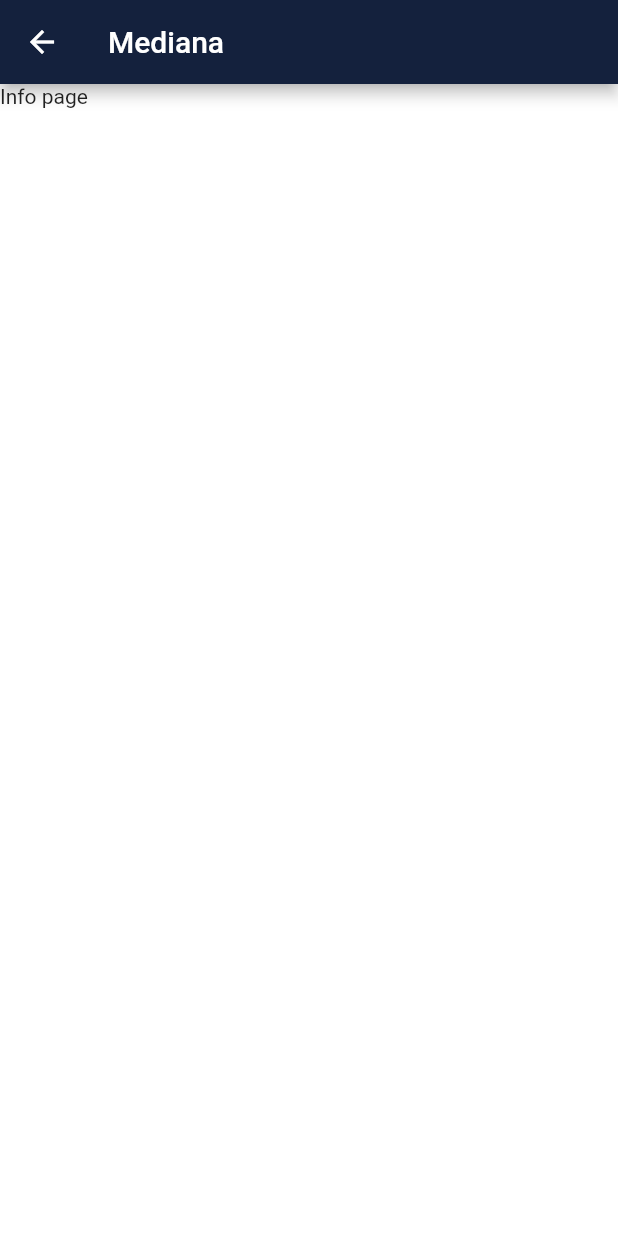
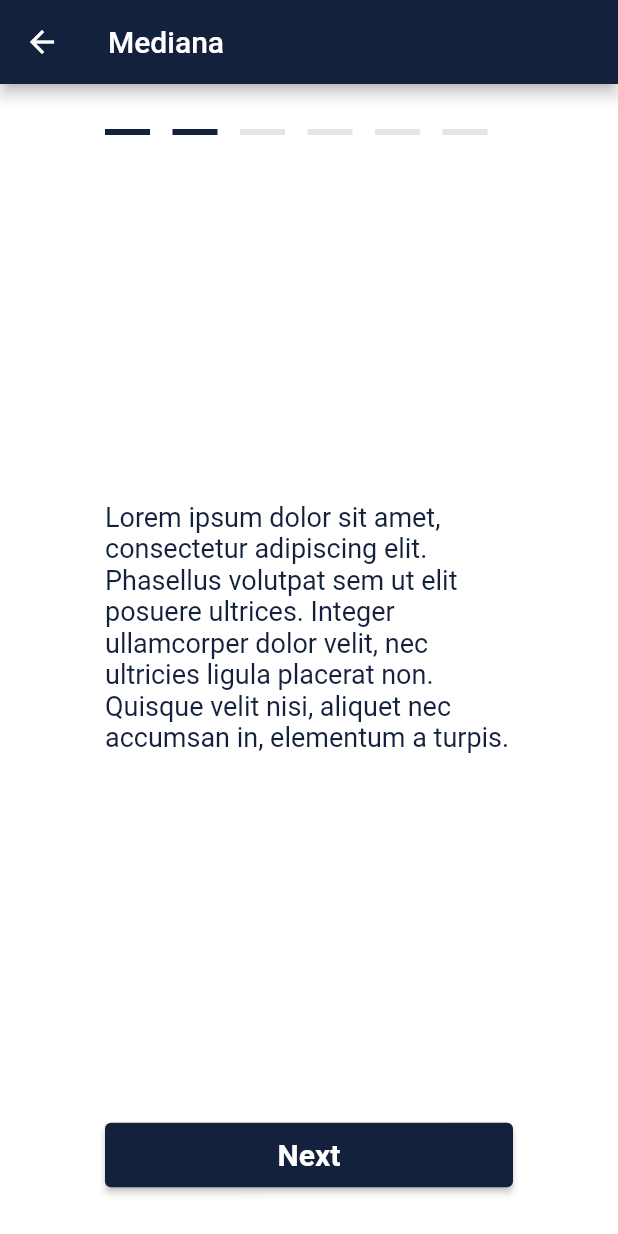
Before and after one commit to NejcPivec/Mediana, a Flutter app: the StartPage screen opened directly, after a tap on "Start Survey", on a phone screen of 412 x 824 dp. Run offline on Flutter 3.47's test engine with Material 2 defaults, Android fonts, the phone set to English and light mode, and no system bars.

Commit message:
Added Info page, fixed main button width.

```diff
--- a/lib/constants/constants.dart
+++ b/lib/constants/constants.dart
@@ -38,3 +38,9 @@ const mainButtonText = TextStyle(
   color: bgColor,
   fontWeight: FontWeight.bold,
 );
+
+/* Anwser Text */
+const anwserText = TextStyle(
+  fontSize: 18.0,
+  color: activeColor,
+);
--- a/lib/pages/info_page.dart
+++ b/lib/pages/info_page.dart
@@ -1,6 +1,8 @@
 import 'package:flutter/material.dart';
 import 'package:flutter/services.dart';
 import 'package:mediana/constants/constants.dart';
+import 'package:mediana/widgets/main_button.dart';
+import 'package:mediana/widgets/page_indicator.dart';
 
 class InfoPage extends StatefulWidget {
   InfoPage({Key key}) : super(key: key);
@@ -22,10 +24,41 @@ class _InfoPageState extends State<InfoPage> {
           statusBarIconBrightness: Brightness.light,
         ),
       ),
-      body: Column(
-        children: [
-          Text('Info page'),
-        ],
+      body: Padding(
+        padding: const EdgeInsets.symmetric(
+          vertical: 30.0,
+          horizontal: 70.0,
+        ),
+        child: Column(
+          mainAxisAlignment: MainAxisAlignment.spaceBetween,
+          children: [
+            Row(
+              children: [
+                for (int i = 0; i < 6; i++)
+                  Padding(
+                    padding: const EdgeInsets.only(right: 15.0),
+                    child: (i == 0 || i == 1)
+                        ? PageIndicator(
+                            color: activeColor,
+                          )
+                        : PageIndicator(
+                            color: inactiveColor,
+                          ),
+                  ),
+              ],
+            ),
+            Text(
+              'Lorem ipsum dolor sit amet, consectetur adipiscing elit. Phasellus volutpat sem ut elit posuere ultrices. Integer ullamcorper dolor velit, nec ultricies ligula placerat non. Quisque velit nisi, aliquet nec accumsan in, elementum a turpis.',
+              style: anwserText,
+            ),
+            MainButton(
+              buttonText: 'Next',
+              onPressed: () {
+                print('New page');
+              },
+            )
+          ],
+        ),
       ),
     );
   }
--- a/lib/pages/start_page.dart
+++ b/lib/pages/start_page.dart
@@ -19,7 +19,12 @@ class StartPage extends StatelessWidget {
           statusBarIconBrightness: Brightness.light,
         ),
       ),
-      body: Column(
+      body: Padding(
+        padding: const EdgeInsets.symmetric(
+          vertical: 30.0,
+          horizontal: 70.0,
+        ),
+        child: Column(
           mainAxisAlignment: MainAxisAlignment.spaceBetween,
           crossAxisAlignment: CrossAxisAlignment.center,
           children: [
@@ -30,9 +35,7 @@ class StartPage extends StatelessWidget {
                 style: pageTitleText,
               ),
             ),
-          Padding(
-            padding: const EdgeInsets.only(bottom: 40.0),
-            child: MainButton(
+            MainButton(
               buttonText: 'Start Survey',
               onPressed: () {
                 Navigator.push(
@@ -43,8 +46,8 @@ class StartPage extends StatelessWidget {
                 );
               },
             ),
+          ],
         ),
-        ],
       ),
     );
   }
--- a/lib/pages/submit_page.dart
+++ b/lib/pages/submit_page.dart
@@ -18,7 +18,12 @@ class SubmitPage extends StatelessWidget {
           statusBarIconBrightness: Brightness.light,
         ),
       ),
-      body: Column(
+      body: Padding(
+        padding: const EdgeInsets.symmetric(
+          vertical: 30.0,
+          horizontal: 70.0,
+        ),
+        child: Column(
           mainAxisAlignment: MainAxisAlignment.spaceBetween,
           crossAxisAlignment: CrossAxisAlignment.center,
           children: [
@@ -29,16 +34,14 @@ class SubmitPage extends StatelessWidget {
                 style: pageTitleText,
               ),
             ),
-          Padding(
-            padding: const EdgeInsets.only(bottom: 40.0),
-            child: MainButton(
+            MainButton(
               buttonText: 'Submit Servey',
               onPressed: () {
                 print('Submit survey');
               },
             ),
+          ],
         ),
-        ],
       ),
     );
   }
--- a/lib/widgets/main_button.dart
+++ b/lib/widgets/main_button.dart
@@ -10,7 +10,11 @@ class MainButton extends StatelessWidget {
 
   @override
   Widget build(BuildContext context) {
-    return ElevatedButton(
+    return Row(
+      children: [
+        Expanded(
+          flex: 1,
+          child: ElevatedButton(
             onPressed: onPressed,
             child: Text(
               buttonText,
@@ -23,6 +27,9 @@ class MainButton extends StatelessWidget {
                 horizontal: 70.0,
               ),
             ),
+          ),
+        ),
+      ],
     );
   }
 }
--- /dev/null
+++ b/lib/widgets/page_indicator.dart
@@ -0,0 +1,20 @@
+import 'package:flutter/material.dart';
+
+class PageIndicator extends StatelessWidget {
+  final Color color;
+
+  const PageIndicator({Key key, this.color}) : super(key: key);
+
+  @override
+  Widget build(BuildContext context) {
+    return SizedBox(
+      height: 4.0,
+      width: 30.0,
+      child: DecoratedBox(
+        decoration: BoxDecoration(
+          color: color,
+        ),
+      ),
+    );
+  }
+}
```
Lines whose indentation alone changed are shown as unchanged.
